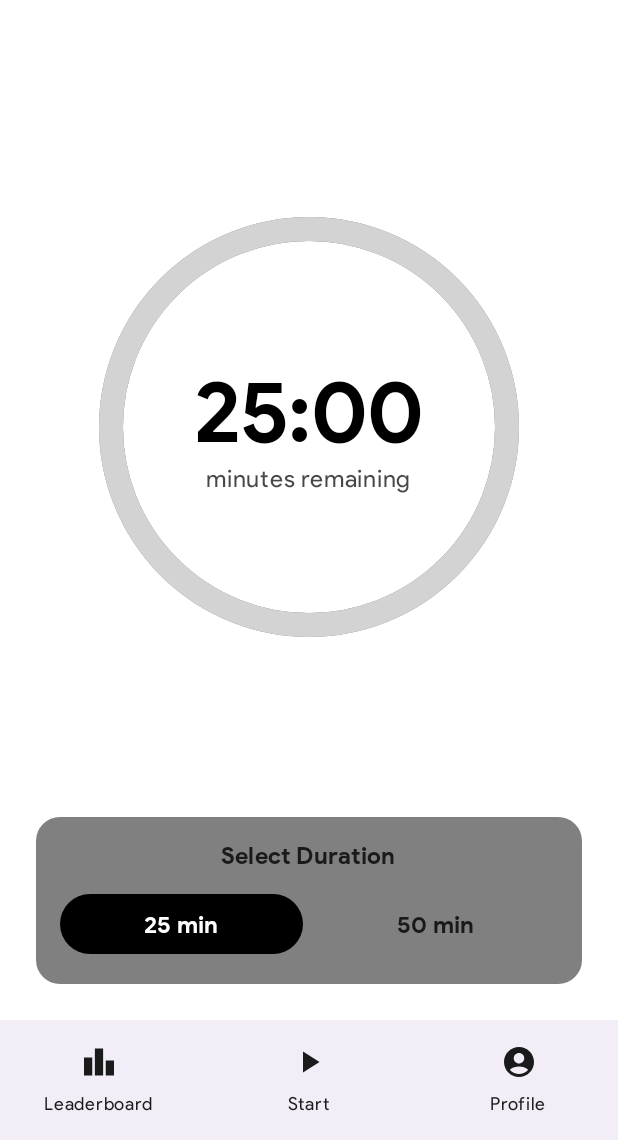
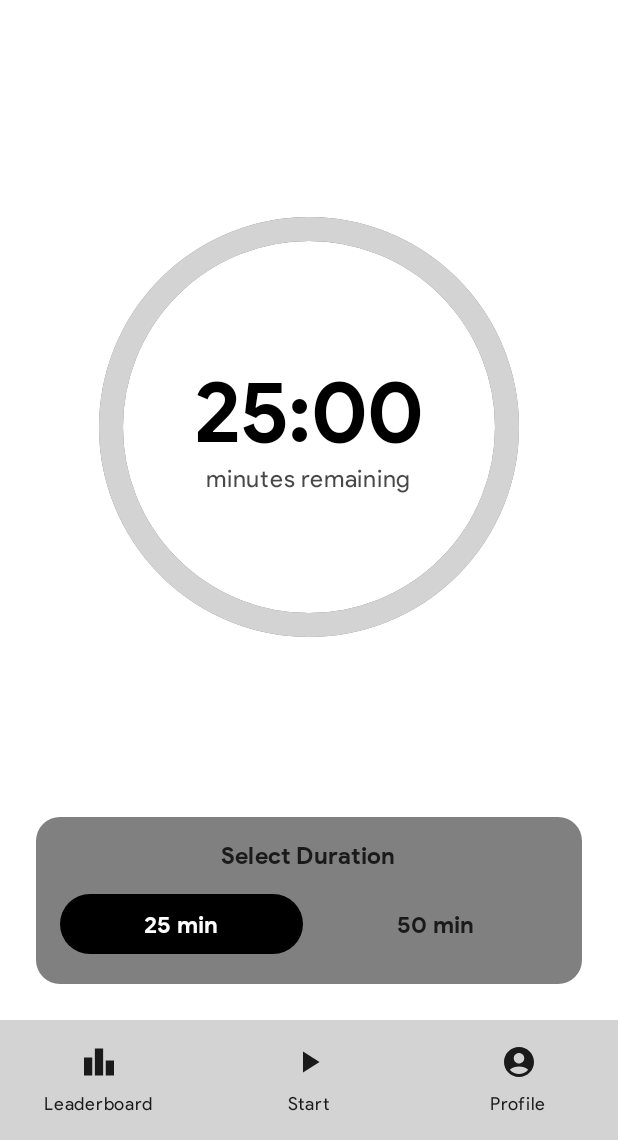
Before and after one commit to MohammadAliUstad/Jigaku, an Android app built with Jetpack Compose: the dashboard screen opened through its navigation route, on a phone screen of 412 x 824 dp, the part 96-1236 px from its top. Run offline under Robolectric (Android 15) with nearby library versions, the phone set to English and light mode, and no system bars; our stand-ins replace Firebase (no records; nobody signed in at launch, a user with empty details on screens opened directly), accompanist; libraries missing offline, so code that uses them is left out: com.google.accompanist.navigation.

Commit message:
Final For Now

```diff
--- a/app/src/main/java/com/yugentech/jigaku/ui/screens/DashboardScreen.kt
+++ b/app/src/main/java/com/yugentech/jigaku/ui/screens/DashboardScreen.kt
@@ -1,20 +1,47 @@
 package com.yugentech.jigaku.ui.screens
 
 import android.annotation.SuppressLint
-import androidx.compose.animation.AnimatedContent
 import androidx.compose.animation.AnimatedVisibility
-import androidx.compose.animation.core.*
+import androidx.compose.animation.core.FastOutSlowInEasing
+import androidx.compose.animation.core.animateFloatAsState
+import androidx.compose.animation.core.tween
 import androidx.compose.animation.expandVertically
 import androidx.compose.animation.fadeIn
 import androidx.compose.animation.fadeOut
 import androidx.compose.animation.shrinkVertically
-import androidx.compose.animation.togetherWith
-import androidx.compose.foundation.layout.*
+import androidx.compose.foundation.layout.Arrangement
+import androidx.compose.foundation.layout.Box
+import androidx.compose.foundation.layout.Column
+import androidx.compose.foundation.layout.Row
+import androidx.compose.foundation.layout.Spacer
+import androidx.compose.foundation.layout.fillMaxSize
+import androidx.compose.foundation.layout.fillMaxWidth
+import androidx.compose.foundation.layout.height
+import androidx.compose.foundation.layout.padding
+import androidx.compose.foundation.layout.size
 import androidx.compose.material.icons.Icons
 import androidx.compose.material.icons.automirrored.filled.Logout
-import androidx.compose.material.icons.filled.*
-import androidx.compose.material3.*
-import androidx.compose.runtime.*
+import androidx.compose.material.icons.filled.AccountCircle
+import androidx.compose.material.icons.filled.Leaderboard
+import androidx.compose.material.icons.filled.Pause
+import androidx.compose.material.icons.filled.PlayArrow
+import androidx.compose.material3.Button
+import androidx.compose.material3.ButtonDefaults
+import androidx.compose.material3.CircularProgressIndicator
+import androidx.compose.material3.ExperimentalMaterial3Api
+import androidx.compose.material3.Icon
+import androidx.compose.material3.IconButton
+import androidx.compose.material3.MaterialTheme
+import androidx.compose.material3.NavigationBar
+import androidx.compose.material3.NavigationBarItem
+import androidx.compose.material3.Scaffold
+import androidx.compose.material3.Surface
+import androidx.compose.material3.Text
+import androidx.compose.material3.TopAppBar
+import androidx.compose.material3.TopAppBarDefaults
+import androidx.compose.runtime.Composable
+import androidx.compose.runtime.LaunchedEffect
+import androidx.compose.runtime.getValue
 import androidx.compose.ui.Alignment
 import androidx.compose.ui.Modifier
 import androidx.compose.ui.draw.alpha
@@ -45,16 +72,6 @@ fun DashboardScreen(
         targetValue = 1f - (currentTime / selectedDuration.toFloat()),
         animationSpec = tween(1000, easing = FastOutSlowInEasing),
         label = "TimerProgress"
-    )
-    val pulseAnimation = rememberInfiniteTransition(label = "Pulse")
-    val scale by pulseAnimation.animateFloat(
-        initialValue = 1f,
-        targetValue = 1.05f,
-        animationSpec = infiniteRepeatable(
-            animation = tween(1000),
-            repeatMode = RepeatMode.Reverse
-        ),
-        label = "PulseScale"
     )
 
     LaunchedEffect(isStudying) {
@@ -99,7 +116,11 @@ fun DashboardScreen(
             )
         },
         bottomBar = {
-            NavigationBar {
+            NavigationBar(
+                modifier = Modifier,
+                containerColor = MaterialTheme.colorScheme.secondaryContainer,
+                contentColor = MaterialTheme.colorScheme.onSecondaryContainer,
+            ) {
                 NavigationBarItem(
                     selected = false,
                     onClick = onNavigateToLeaderboard,
@@ -170,21 +191,14 @@ fun DashboardScreen(
 
                     Column(
                         horizontalAlignment = Alignment.CenterHorizontally,
-                        modifier = Modifier.scale(if (isStudying) scale else 1f)
+                        modifier = Modifier.scale(1f)
                     ) {
-                        AnimatedContent(
-                            targetState = currentTime,
-                            transitionSpec = {
-                                fadeIn() togetherWith fadeOut()
-                            },
-                            label = "TimeDisplay"
-                        ) { time ->
-                            Text(
-                                text = String.format("%02d:%02d", time / 60, time % 60),
-                                style = MaterialTheme.typography.displayLarge,
-                                color = MaterialTheme.colorScheme.onSurface
-                            )
-                        }
+
+                        Text(
+                            text = String.format("%02d:%02d", currentTime / 60, currentTime % 60),
+                            style = MaterialTheme.typography.displayLarge,
+                            color = MaterialTheme.colorScheme.onSurface
+                        )
 
                         Text(
                             "minutes remaining",
@@ -260,11 +274,15 @@ fun DashboardScreen(
                             .padding(top = 16.dp),
                         horizontalArrangement = Arrangement.spacedBy(8.dp)
                     ) {
-                        OutlinedButton(
+                        Button(
                             onClick = { sessionViewModel.stopTimer() },
-                            modifier = Modifier.weight(1f)
+                            modifier = Modifier.weight(1f),
+                            colors = ButtonDefaults.buttonColors(containerColor = MaterialTheme.colorScheme.inversePrimary)
                         ) {
-                            Text("Stop")
+                            Text(
+                                text = "Stop",
+                                color = MaterialTheme.colorScheme.primary
+                            )
                         }
 
                         Button(
```
